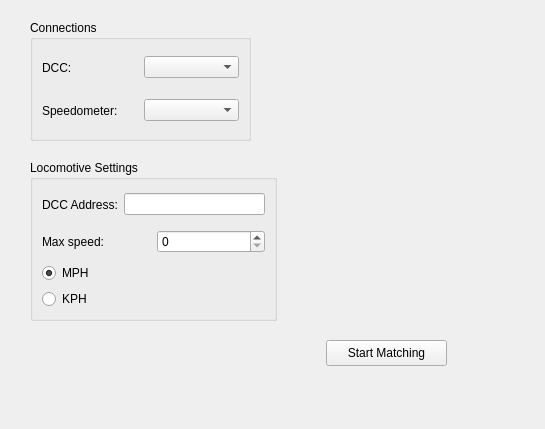
Old version of the form GUI/speedmatcher.ui in the repository rm5248/TrainUtils.
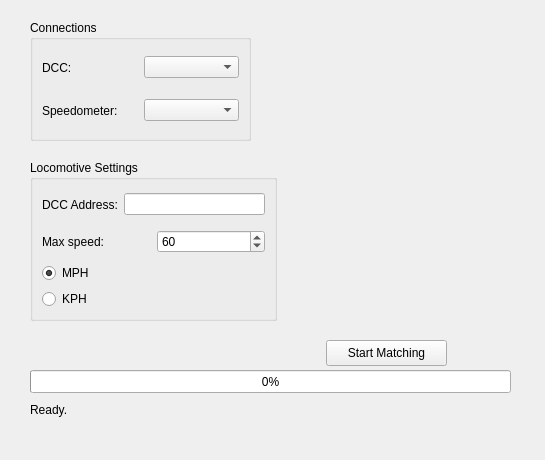
New version of the form.

```diff
--- a/GUI/speedmatcher.ui
+++ b/GUI/speedmatcher.ui
@@ -7,7 +7,7 @@
     <x>0</x>
     <y>0</y>
     <width>545</width>
-    <height>429</height>
+    <height>460</height>
    </rect>
   </property>
   <property name="windowTitle">
@@ -148,7 +148,17 @@
         </widget>
        </item>
        <item>
-        <widget class="QSpinBox" name="maxSpeedSpin"/>
+        <widget class="QSpinBox" name="maxSpeedSpin">
+         <property name="minimum">
+          <number>1</number>
+         </property>
+         <property name="maximum">
+          <number>200</number>
+         </property>
+         <property name="value">
+          <number>60</number>
+         </property>
+        </widget>
        </item>
       </layout>
      </widget>
@@ -172,7 +182,33 @@
     </item>
    </layout>
   </widget>
-  <widget class="QPushButton" name="pushButton">
+  <widget class="QProgressBar" name="progressBar">
+   <property name="geometry">
+    <rect>
+     <x>30</x>
+     <y>370</y>
+     <width>481</width>
+     <height>23</height>
+    </rect>
+   </property>
+   <property name="value">
+    <number>0</number>
+   </property>
+  </widget>
+  <widget class="QLabel" name="statusLabel">
+   <property name="geometry">
+    <rect>
+     <x>30</x>
+     <y>400</y>
+     <width>481</width>
+     <height>20</height>
+    </rect>
+   </property>
+   <property name="text">
+    <string>Ready.</string>
+   </property>
+  </widget>
+  <widget class="QPushButton" name="startButton">
    <property name="geometry">
     <rect>
      <x>326</x>
```
Left out of the diff: 4 changed lines with no effect on the pictures.
